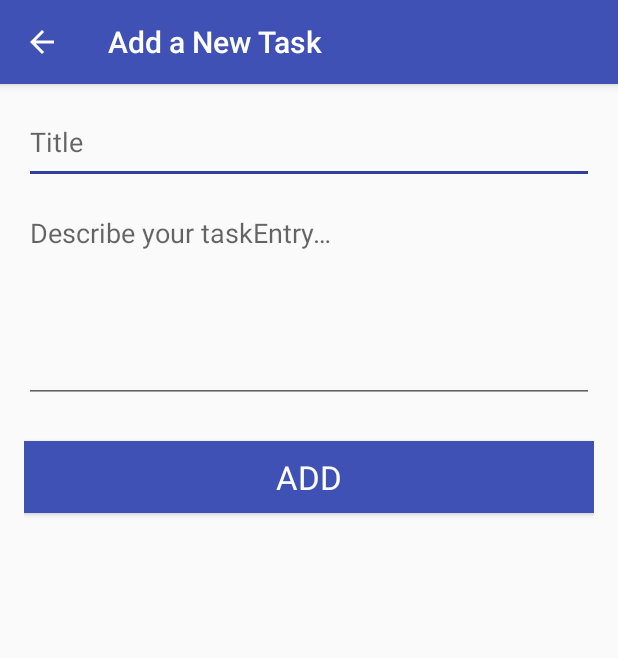
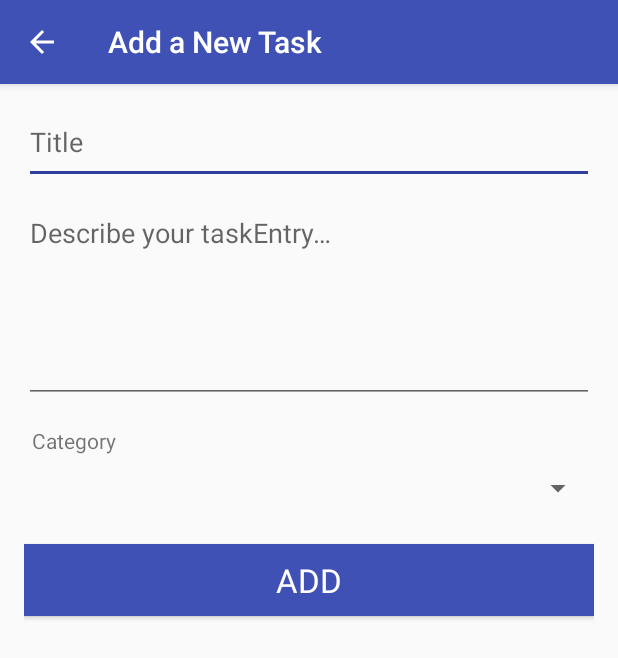
Before and after one commit to DhairyaBhavsar11/task_battle_buddies_android, an Android app: the AddTaskActivity screen opened directly, with no data from a screen before it, on a phone screen of 412 x 824 dp. Shown: the top 658 px of the screen. Run offline under Robolectric (Android 15) with nearby library versions, the light colour scheme and no system bars; our stand-ins replace Room's generated code.

Commit message:
Category options added to task and develop code - add activity task - task view model created and added to project - setting UI created and also made task entry code

```diff
--- a/app/src/main/java/com/battlebuddies/ui/view/AddTaskActivity.java
+++ b/app/src/main/java/com/battlebuddies/ui/view/AddTaskActivity.java
@@ -19,18 +19,21 @@ package com.battlebuddies.ui.view;
 import android.content.Intent;
 import android.os.Bundle;
 import android.view.View;
+import android.widget.ArrayAdapter;
 import android.widget.Button;
 import android.widget.EditText;
-import android.widget.RadioGroup;
+import android.widget.Spinner;
 
 import com.battlebuddies.R;
 import com.battlebuddies.di.database.AppDatabase;
 import com.battlebuddies.data.AppExecutors;
+import com.battlebuddies.di.model.CategoryEntry;
 import com.battlebuddies.di.model.TaskEntry;
 import com.battlebuddies.ui.viewmodel.AddTaskViewModel;
 import com.battlebuddies.ui.viewmodel.AddTaskViewModelFactory;
 
 import java.util.Date;
+import java.util.List;
 
 import androidx.appcompat.app.AppCompatActivity;
 import androidx.lifecycle.Observer;
@@ -57,6 +60,9 @@ public class AddTaskActivity extends AppCompatActivity {
     // Member variable for the Database
     private AppDatabase mDb;
     AddTaskViewModel viewModel;
+    private Spinner spinnerCategories;
+    private String[] categories;
+    List<CategoryEntry> mCategoryEntries;
     protected void onCreate(Bundle savedInstanceState) {
         super.onCreate(savedInstanceState);
         setContentView(R.layout.activity_add_task);
@@ -68,23 +74,42 @@ public class AddTaskActivity extends AppCompatActivity {
         if (savedInstanceState != null && savedInstanceState.containsKey(INSTANCE_TASK_ID)) {
             mTaskId = savedInstanceState.getInt(INSTANCE_TASK_ID, DEFAULT_TASK_ID);
         }
+        AddTaskViewModelFactory factory = new AddTaskViewModelFactory(mDb, mTaskId);
+        viewModel = ViewModelProviders.of(this, factory).get(AddTaskViewModel.class);
+        viewModel.getAllCategories().observe(this, new Observer<List<CategoryEntry>>() {
+            @Override
+            public void onChanged(List<CategoryEntry> categoryEntries) {
+                mCategoryEntries = categoryEntries;
+                viewModel.getAllCategories().removeObserver(this);
+                if (categoryEntries.size() > 0) {
+                    categories = new String[categoryEntries.size()];
+                    for (int i = 0; i < categoryEntries.size(); i++) {
+                        categories[i] = categoryEntries.get(i).getTitle();
+                    }
+                    ArrayAdapter aa = new ArrayAdapter(AddTaskActivity.this, android.R.layout.simple_spinner_item, categories);
+                    aa.setDropDownViewResource(android.R.layout.simple_spinner_dropdown_item);
+                    //Setting the ArrayAdapter data on the Spinner
+                    spinnerCategories.setAdapter(aa);
+                }
 
                 Intent intent = getIntent();
                 if (intent != null && intent.hasExtra(EXTRA_TASK_ID)) {
                     mButton.setText(R.string.update_button);
                     if (mTaskId == DEFAULT_TASK_ID) {
                         mTaskId = intent.getIntExtra(EXTRA_TASK_ID, DEFAULT_TASK_ID);
-                AddTaskViewModelFactory factory = new AddTaskViewModelFactory(mDb, mTaskId);
-                viewModel = ViewModelProviders.of(this, factory).get(AddTaskViewModel.class);
-                viewModel.getTask().observe(this, new Observer<TaskEntry>() {
+                        viewModel.getTask(mTaskId).observe(AddTaskActivity.this, new Observer<TaskEntry>() {
                             @Override
                             public void onChanged(TaskEntry taskEntry) {
-                        viewModel.getTask().removeObserver(this);
+                                viewModel.getTask(mTaskId).removeObserver(this);
                                 populateUI(taskEntry);
                             }
                         });
                     }
                 }
+            }
+        });
+
+
     }
 
     @Override
@@ -99,6 +124,7 @@ public class AddTaskActivity extends AppCompatActivity {
     private void initViews() {
         editTextTitle = findViewById(R.id.editTextTitle);
         editTextDescription = findViewById(R.id.editTextDescription);
+        spinnerCategories = findViewById(R.id.spinnerCategories);
 
         mButton = findViewById(R.id.saveButton);
         mButton.setOnClickListener(new View.OnClickListener() {
@@ -123,6 +149,13 @@ public class AddTaskActivity extends AppCompatActivity {
         // COMPLETED (8) use the variable task to populate the UI
         editTextTitle.setText(task.getTitle());
         editTextDescription.setText(task.getDescription());
+        if (task.getCategoryId() != -1 && mCategoryEntries != null){
+            for (int i = 0; i < mCategoryEntries.size(); i++) {
+                if (mCategoryEntries.get(i).getId() == task.getCategoryId()){
+                    spinnerCategories.setSelection(i);
+                }
+            }
+        }
     }
 
     /**
@@ -132,9 +165,18 @@ public class AddTaskActivity extends AppCompatActivity {
     public void onSaveButtonClicked() {
         String title = editTextTitle.getText().toString();
         String description = editTextDescription.getText().toString();
+        int categoryId = -1;
+        if (categories != null && categories.length > 0){
+            for (int i = 0; i < categories.length; i++) {
+                if (categories[i].equalsIgnoreCase(spinnerCategories.getSelectedItem().toString())){
+                    categoryId = i+1;
+                }
+            }
+
+        }
         Date date = new Date();
 
-        final TaskEntry task = new TaskEntry(title,description, date);
+        final TaskEntry task = new TaskEntry(title,description,categoryId, date);
         AppExecutors.getInstance().diskIO().execute(new Runnable() {
             @Override
             public void run() {
--- a/app/src/main/java/com/battlebuddies/ui/viewmodel/AddTaskViewModel.java
+++ b/app/src/main/java/com/battlebuddies/ui/viewmodel/AddTaskViewModel.java
@@ -1,32 +1,42 @@
 package com.battlebuddies.ui.viewmodel;
 
 import com.battlebuddies.di.database.AppDatabase;
+import com.battlebuddies.di.manager.CategoriesRepository;
+import com.battlebuddies.di.model.CategoryEntry;
 import com.battlebuddies.di.model.TaskEntry;
 import com.battlebuddies.di.manager.TasksRepository;
 
 import androidx.lifecycle.LiveData;
 import androidx.lifecycle.ViewModel;
 
+import java.util.List;
+
 public class AddTaskViewModel extends ViewModel {
 
     // COMPLETED (6) Add a task member variable for the TaskEntry object wrapped in a LiveData
     private LiveData<TaskEntry> task;
     private final TasksRepository tasksRepository;
+    private final CategoriesRepository categoriesRepository;
 
     // COMPLETED (8) Create a constructor where you call loadTaskById of the taskDao to initialize the tasks variable
     // Note: The constructor should receive the database and the taskId
     public AddTaskViewModel(AppDatabase database, int taskId) {
        // task = database.taskDao().loadTaskById(taskId);
         tasksRepository = new TasksRepository(database);
-        task = tasksRepository.getloadTaskById(taskId);
+        categoriesRepository= new CategoriesRepository(database);
     }
 
     // COMPLETED (7) Create a getter for the task variable
-    public LiveData<TaskEntry> getTask() {
+    public LiveData<TaskEntry> getTask(int mTaskId) {
+        task = tasksRepository.getloadTaskById(mTaskId);
         return task;
     }
 
     public void updateTask(TaskEntry task) {
         tasksRepository.updateTaskById(task);
     }
+
+    public LiveData<List<CategoryEntry>> getAllCategories(){
+        return categoriesRepository.getloadAllTasks();
+    }
 }
--- a/app/src/main/res/layout/activity_add_task.xml
+++ b/app/src/main/res/layout/activity_add_task.xml
@@ -33,6 +33,21 @@
         android:hint="@string/edit_task_description"
         android:paddingBottom="@dimen/activity_horizontal_margin" />
 
+
+    <TextView
+        android:layout_width="match_parent"
+        android:layout_height="wrap_content"
+        android:layout_marginTop="15dp"
+        android:layout_marginStart="5dp"
+        android:text="@string/category"
+        android:layout_marginLeft="5dp" />
+    <Spinner
+        android:layout_width="match_parent"
+        android:layout_height="wrap_content"
+        android:layout_marginTop="10dp"
+        android:padding="0dp"
+        android:id="@+id/spinnerCategories"/>
+
     <!-- Add button -->
     <Button
         android:id="@+id/saveButton"
--- a/app/src/main/res/values/strings.xml
+++ b/app/src/main/res/values/strings.xml
@@ -23,5 +23,6 @@
     <string name="title">Title</string>
     <string name="category_title">Category Title</string>
     <string name="add_category">Add new Category</string>
+    <string name="category">Category</string>
 
 </resources>
```
Also changed, not shown: app/src/main/java/com/battlebuddies/di/model/TaskEntry.java (+13 -2 lines), 1 other file. Lines whose indentation alone changed are shown as unchanged.
